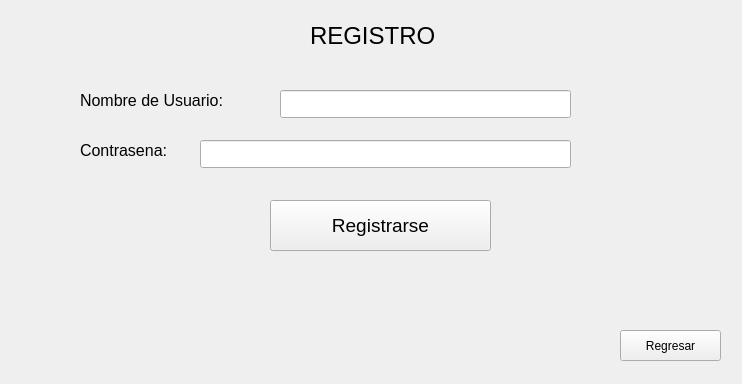
WeaselSSH/Minesweeper, file Minesweeper/frmregistro.ui: the form before one commit.
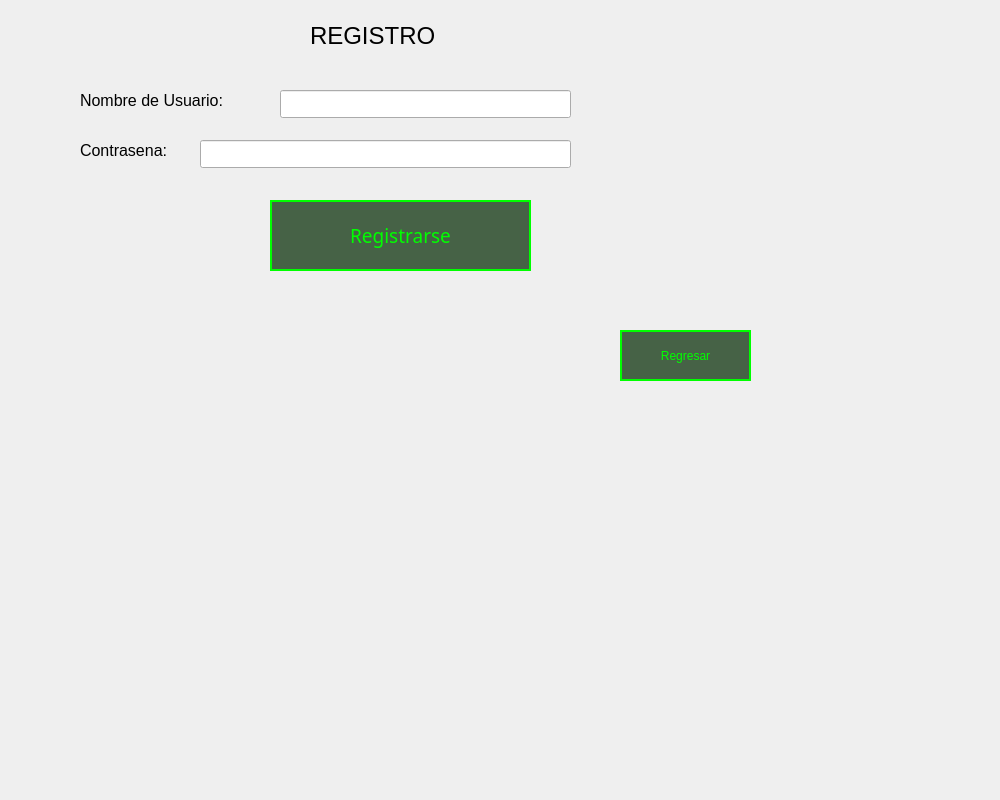
The form after the commit.

Diff of the .ui file:
```diff
--- a/Minesweeper/frmregistro.ui
+++ b/Minesweeper/frmregistro.ui
@@ -6,13 +6,39 @@
    <rect>
     <x>0</x>
     <y>0</y>
-    <width>742</width>
-    <height>384</height>
+    <width>1000</width>
+    <height>800</height>
    </rect>
   </property>
   <property name="windowTitle">
    <string>Form</string>
   </property>
+  <property name="styleSheet">
+   <string notr="true">QPushButton {
+    background-color: rgba(0, 40, 0, 180);
+    border: 2px solid #00FF00;             
+    color: #00FF00;                       
+    font-family: 'Press Start 2P';
+	font-style:Bold;         
+    padding: 10px;
+    text-transform: uppercase;
+}
+
+
+QPushButton:hover {
+    background-color: #004400;
+    border-color: #55FF55;                
+    color: #55FF55;
+  
+    box-shadow: 0 0 10px #00FF00; 
+}
+
+
+QPushButton:pressed {
+    background-color: #00FF00;
+    color: #050A05;                     
+}</string>
+  </property>
   <widget class="QLabel" name="label">
    <property name="geometry">
     <rect>
@@ -95,12 +121,13 @@
     <rect>
      <x>270</x>
      <y>200</y>
-     <width>221</width>
-     <height>51</height>
+     <width>261</width>
+     <height>71</height>
     </rect>
    </property>
    <property name="font">
     <font>
+     <family>Press Start 2P</family>
      <pointsize>14</pointsize>
     </font>
    </property>
@@ -113,8 +140,8 @@
     <rect>
      <x>620</x>
      <y>330</y>
-     <width>101</width>
-     <height>31</height>
+     <width>131</width>
+     <height>51</height>
     </rect>
    </property>
    <property name="text">
```
